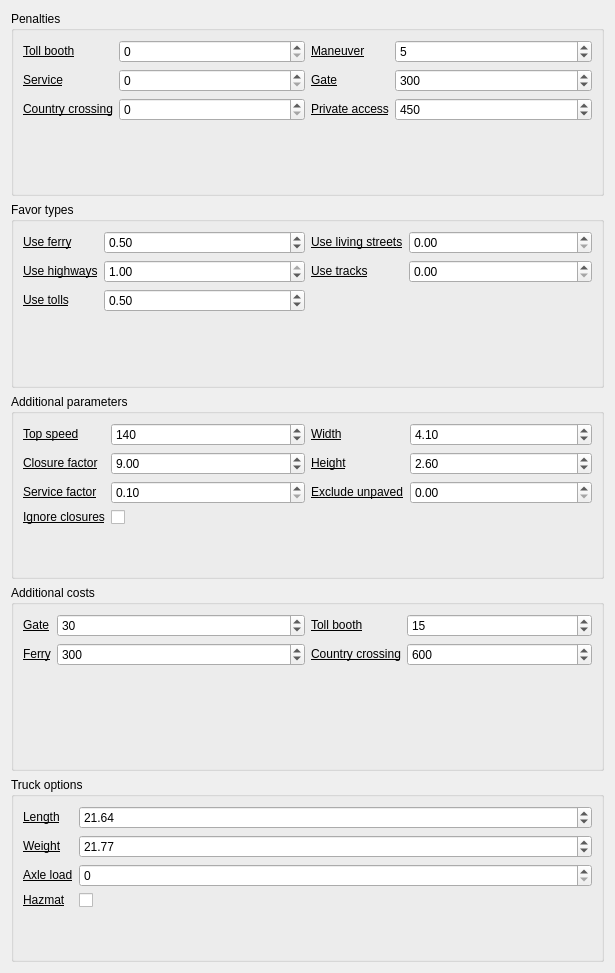
First picture: the form in valhalla/resources/ui/routing_settings_valhalla_truck_widget.ui, repository nilsnolde/valhalla-qgis-plugin, before the edit.
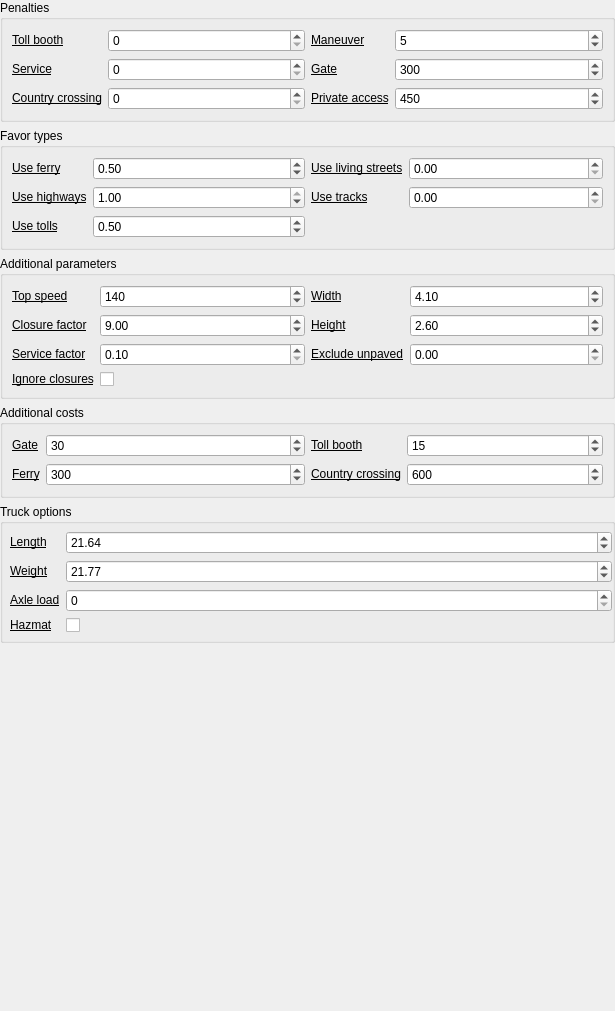
Second picture: the form after the edit. Custom widgets are drawn as their Qt base class.

```diff
--- a/valhalla/resources/ui/routing_settings_valhalla_truck_widget.ui
+++ b/valhalla/resources/ui/routing_settings_valhalla_truck_widget.ui
@@ -7,13 +7,25 @@
     <x>0</x>
     <y>0</y>
     <width>615</width>
-    <height>973</height>
+    <height>1011</height>
    </rect>
   </property>
   <property name="windowTitle">
    <string>Form</string>
   </property>
   <layout class="QVBoxLayout" name="verticalLayout">
+   <property name="leftMargin">
+    <number>0</number>
+   </property>
+   <property name="topMargin">
+    <number>0</number>
+   </property>
+   <property name="rightMargin">
+    <number>0</number>
+   </property>
+   <property name="bottomMargin">
+    <number>0</number>
+   </property>
    <item>
     <widget class="QgsCollapsibleGroupBox" name="penalties_box">
      <property name="toolTip">
@@ -34,7 +46,7 @@
            <string>&lt;html&gt;&lt;head/&gt;&lt;body&gt;&lt;p&gt;A penalty applied to the cost when a toll&lt;a href=&quot;http://wiki.openstreetmap.org/wiki/Tag:barrier%3Dtoll_booth&quot;&gt;&lt;span style=&quot; text-decoration: underline; color:#0068da;&quot;/&gt;&lt;/a&gt;booth is encountered.&lt;/p&gt;&lt;/body&gt;&lt;/html&gt;</string>
           </property>
           <property name="text">
-           <string>&lt;html&gt;&lt;head/&gt;&lt;body&gt;&lt;p&gt;&lt;a href=&quot;https://github.com/valhalla/valhalla/blob/master/docs/api/turn-by-turn/api-reference.md#automobile-and-bus-costing-options&quot;&gt;&lt;span style=&quot; text-decoration: underline; color:#000000;&quot;&gt;Toll booth&lt;/span&gt;&lt;/a&gt;&lt;/p&gt;&lt;/body&gt;&lt;/html&gt;</string>
+           <string>&lt;html&gt;&lt;head/&gt;&lt;body&gt;&lt;p&gt;&lt;a href=&quot;https://valhalla.github.io/valhalla/api/turn-by-turn/api-reference.md#automobile-and-bus-costing-options&quot;&gt;&lt;span style=&quot; text-decoration: underline; color:#000000;&quot;&gt;Toll booth&lt;/span&gt;&lt;/a&gt;&lt;/p&gt;&lt;/body&gt;&lt;/html&gt;</string>
           </property>
           <property name="openExternalLinks">
            <bool>true</bool>
@@ -71,7 +83,7 @@
            <string>&lt;html&gt;&lt;head/&gt;&lt;body&gt;&lt;p&gt;A penalty applied for transition to generic service road. &lt;/p&gt;&lt;/body&gt;&lt;/html&gt;</string>
           </property>
           <property name="text">
-           <string>&lt;html&gt;&lt;head/&gt;&lt;body&gt;&lt;p&gt;&lt;a href=&quot;https://github.com/valhalla/valhalla/blob/master/docs/api/turn-by-turn/api-reference.md#automobile-and-bus-costing-options&quot;&gt;&lt;span style=&quot; text-decoration: underline; color:#000000;&quot;&gt;Service&lt;/span&gt;&lt;/a&gt;&lt;/p&gt;&lt;/body&gt;&lt;/html&gt;</string>
+           <string>&lt;html&gt;&lt;head/&gt;&lt;body&gt;&lt;p&gt;&lt;a href=&quot;https://valhalla.github.io/valhalla/api/turn-by-turn/api-reference.md#automobile-and-bus-costing-options&quot;&gt;&lt;span style=&quot; text-decoration: underline; color:#000000;&quot;&gt;Service&lt;/span&gt;&lt;/a&gt;&lt;/p&gt;&lt;/body&gt;&lt;/html&gt;</string>
           </property>
           <property name="openExternalLinks">
            <bool>true</bool>
@@ -84,7 +96,7 @@
            <string>&lt;html&gt;&lt;head/&gt;&lt;body&gt;&lt;table border=&quot;0&quot; style=&quot; margin-top:0px; margin-bottom:0px; margin-left:0px; margin-right:0px;&quot; cellspacing=&quot;2&quot; cellpadding=&quot;0&quot;&gt;&lt;tr&gt;&lt;td/&gt;&lt;td&gt;&lt;p&gt;A penalty applied for a country crossing.&lt;/p&gt;&lt;/td&gt;&lt;/tr&gt;&lt;/table&gt;&lt;/body&gt;&lt;/html&gt;</string>
           </property>
           <property name="text">
-           <string>&lt;html&gt;&lt;head/&gt;&lt;body&gt;&lt;p&gt;&lt;a href=&quot;https://github.com/valhalla/valhalla/blob/master/docs/api/turn-by-turn/api-reference.md#automobile-and-bus-costing-options&quot;&gt;&lt;span style=&quot; text-decoration: underline; color:#000000;&quot;&gt;Country crossing&lt;/span&gt;&lt;/a&gt;&lt;/p&gt;&lt;/body&gt;&lt;/html&gt;</string>
+           <string>&lt;html&gt;&lt;head/&gt;&lt;body&gt;&lt;p&gt;&lt;a href=&quot;https://valhalla.github.io/valhalla/api/turn-by-turn/api-reference.md#automobile-and-bus-costing-options&quot;&gt;&lt;span style=&quot; text-decoration: underline; color:#000000;&quot;&gt;Country crossing&lt;/span&gt;&lt;/a&gt;&lt;/p&gt;&lt;/body&gt;&lt;/html&gt;</string>
           </property>
           <property name="openExternalLinks">
            <bool>true</bool>
@@ -101,7 +113,7 @@
            <string>&lt;html&gt;&lt;head/&gt;&lt;body&gt;&lt;p&gt;A penalty applied when transitioning between roads that do not have consistent naming–in other words, no road names in common.&lt;/p&gt;&lt;/body&gt;&lt;/html&gt;</string>
           </property>
           <property name="text">
-           <string>&lt;html&gt;&lt;head/&gt;&lt;body&gt;&lt;p&gt;&lt;a href=&quot;https://github.com/valhalla/valhalla/blob/master/docs/api/turn-by-turn/api-reference.md#automobile-and-bus-costing-options&quot;&gt;&lt;span style=&quot; text-decoration: underline; color:#000000;&quot;&gt;Maneuver&lt;/span&gt;&lt;/a&gt;&lt;/p&gt;&lt;/body&gt;&lt;/html&gt;</string>
+           <string>&lt;html&gt;&lt;head/&gt;&lt;body&gt;&lt;p&gt;&lt;a href=&quot;https://valhalla.github.io/valhalla/api/turn-by-turn/api-reference.md#automobile-and-bus-costing-options&quot;&gt;&lt;span style=&quot; text-decoration: underline; color:#000000;&quot;&gt;Maneuver&lt;/span&gt;&lt;/a&gt;&lt;/p&gt;&lt;/body&gt;&lt;/html&gt;</string>
           </property>
           <property name="openExternalLinks">
            <bool>true</bool>
@@ -134,7 +146,7 @@
            <string>&lt;html&gt;&lt;head/&gt;&lt;body&gt;&lt;p&gt;A penalty applied when a gate with no access information is on the road.&lt;/p&gt;&lt;/body&gt;&lt;/html&gt;</string>
           </property>
           <property name="text">
-           <string>&lt;html&gt;&lt;head/&gt;&lt;body&gt;&lt;p&gt;&lt;a href=&quot;https://github.com/valhalla/valhalla/blob/master/docs/api/turn-by-turn/api-reference.md#automobile-and-bus-costing-options&quot;&gt;&lt;span style=&quot; text-decoration: underline; color:#000000;&quot;&gt;Gate&lt;/span&gt;&lt;/a&gt;&lt;/p&gt;&lt;/body&gt;&lt;/html&gt;</string>
+           <string>&lt;html&gt;&lt;head/&gt;&lt;body&gt;&lt;p&gt;&lt;a href=&quot;https://valhalla.github.io/valhalla/api/turn-by-turn/api-reference.md#automobile-and-bus-costing-options&quot;&gt;&lt;span style=&quot; text-decoration: underline; color:#000000;&quot;&gt;Gate&lt;/span&gt;&lt;/a&gt;&lt;/p&gt;&lt;/body&gt;&lt;/html&gt;</string>
           </property>
           <property name="openExternalLinks">
            <bool>true</bool>
@@ -157,7 +169,7 @@
            <string>&lt;html&gt;&lt;head/&gt;&lt;body&gt;&lt;p&gt;A penalty applied when a gate or bollard with &lt;span style=&quot; font-family:'.SF NS Mono';&quot;&gt;access=private&lt;/span&gt; is encountered. &lt;/p&gt;&lt;/body&gt;&lt;/html&gt;</string>
           </property>
           <property name="text">
-           <string>&lt;html&gt;&lt;head/&gt;&lt;body&gt;&lt;p&gt;&lt;a href=&quot;https://github.com/valhalla/valhalla/blob/master/docs/api/turn-by-turn/api-reference.md#automobile-and-bus-costing-options&quot;&gt;&lt;span style=&quot; text-decoration: underline; color:#000000;&quot;&gt;Private access&lt;/span&gt;&lt;/a&gt;&lt;/p&gt;&lt;/body&gt;&lt;/html&gt;</string>
+           <string>&lt;html&gt;&lt;head/&gt;&lt;body&gt;&lt;p&gt;&lt;a href=&quot;https://valhalla.github.io/valhalla/api/turn-by-turn/api-reference.md#automobile-and-bus-costing-options&quot;&gt;&lt;span style=&quot; text-decoration: underline; color:#000000;&quot;&gt;Private access&lt;/span&gt;&lt;/a&gt;&lt;/p&gt;&lt;/body&gt;&lt;/html&gt;</string>
           </property>
           <property name="openExternalLinks">
            <bool>true</bool>
@@ -212,7 +224,7 @@
            <string>&lt;html&gt;&lt;head/&gt;&lt;body&gt;&lt;p&gt;This value indicates the willingness to take ferries.&lt;/p&gt;&lt;/body&gt;&lt;/html&gt;</string>
           </property>
           <property name="text">
-           <string>&lt;html&gt;&lt;head/&gt;&lt;body&gt;&lt;p&gt;&lt;a href=&quot;https://github.com/valhalla/valhalla/blob/master/docs/api/turn-by-turn/api-reference.md#automobile-and-bus-costing-options&quot;&gt;&lt;span style=&quot; text-decoration: underline; color:#000000;&quot;&gt;Use ferry&lt;/span&gt;&lt;/a&gt;&lt;/p&gt;&lt;/body&gt;&lt;/html&gt;</string>
+           <string>&lt;html&gt;&lt;head/&gt;&lt;body&gt;&lt;p&gt;&lt;a href=&quot;https://valhalla.github.io/valhalla/api/turn-by-turn/api-reference.md#automobile-and-bus-costing-options&quot;&gt;&lt;span style=&quot; text-decoration: underline; color:#000000;&quot;&gt;Use ferry&lt;/span&gt;&lt;/a&gt;&lt;/p&gt;&lt;/body&gt;&lt;/html&gt;</string>
           </property>
           <property name="openExternalLinks">
            <bool>true</bool>
@@ -225,7 +237,7 @@
            <string>&lt;html&gt;&lt;head/&gt;&lt;body&gt;&lt;p&gt;This value indicates the willingness to take highways.&lt;/p&gt;&lt;/body&gt;&lt;/html&gt;</string>
           </property>
           <property name="text">
-           <string>&lt;html&gt;&lt;head/&gt;&lt;body&gt;&lt;p&gt;&lt;a href=&quot;https://github.com/valhalla/valhalla/blob/master/docs/api/turn-by-turn/api-reference.md#automobile-and-bus-costing-options&quot;&gt;&lt;span style=&quot; text-decoration: underline; color:#000000;&quot;&gt;Use highways&lt;/span&gt;&lt;/a&gt;&lt;/p&gt;&lt;/body&gt;&lt;/html&gt;</string>
+           <string>&lt;html&gt;&lt;head/&gt;&lt;body&gt;&lt;p&gt;&lt;a href=&quot;https://valhalla.github.io/valhalla/api/turn-by-turn/api-reference.md#automobile-and-bus-costing-options&quot;&gt;&lt;span style=&quot; text-decoration: underline; color:#000000;&quot;&gt;Use highways&lt;/span&gt;&lt;/a&gt;&lt;/p&gt;&lt;/body&gt;&lt;/html&gt;</string>
           </property>
           <property name="openExternalLinks">
            <bool>true</bool>
@@ -251,7 +263,7 @@
            <string>&lt;html&gt;&lt;head/&gt;&lt;body&gt;&lt;p&gt;This value indicates the willingness to take roads with tolls.&lt;/p&gt;&lt;/body&gt;&lt;/html&gt;</string>
           </property>
           <property name="text">
-           <string>&lt;html&gt;&lt;head/&gt;&lt;body&gt;&lt;p&gt;&lt;a href=&quot;https://github.com/valhalla/valhalla/blob/master/docs/api/turn-by-turn/api-reference.md#automobile-and-bus-costing-options&quot;&gt;&lt;span style=&quot; text-decoration: underline; color:#000000;&quot;&gt;Use tolls&lt;/span&gt;&lt;/a&gt;&lt;/p&gt;&lt;/body&gt;&lt;/html&gt;</string>
+           <string>&lt;html&gt;&lt;head/&gt;&lt;body&gt;&lt;p&gt;&lt;a href=&quot;https://valhalla.github.io/valhalla/api/turn-by-turn/api-reference.md#automobile-and-bus-costing-options&quot;&gt;&lt;span style=&quot; text-decoration: underline; color:#000000;&quot;&gt;Use tolls&lt;/span&gt;&lt;/a&gt;&lt;/p&gt;&lt;/body&gt;&lt;/html&gt;</string>
           </property>
           <property name="openExternalLinks">
            <bool>true</bool>
@@ -268,7 +280,7 @@
            <string>&lt;html&gt;&lt;head/&gt;&lt;body&gt;&lt;p&gt;This value indicates the willingness to take living streets.&lt;/p&gt;&lt;/body&gt;&lt;/html&gt;</string>
           </property>
           <property name="text">
-           <string>&lt;html&gt;&lt;head/&gt;&lt;body&gt;&lt;p&gt;&lt;a href=&quot;https://github.com/valhalla/valhalla/blob/master/docs/api/turn-by-turn/api-reference.md#automobile-and-bus-costing-options&quot;&gt;&lt;span style=&quot; text-decoration: underline; color:#000000;&quot;&gt;Use living streets&lt;/span&gt;&lt;/a&gt;&lt;/p&gt;&lt;/body&gt;&lt;/html&gt;</string>
+           <string>&lt;html&gt;&lt;head/&gt;&lt;body&gt;&lt;p&gt;&lt;a href=&quot;https://valhalla.github.io/valhalla/api/turn-by-turn/api-reference.md#automobile-and-bus-costing-options&quot;&gt;&lt;span style=&quot; text-decoration: underline; color:#000000;&quot;&gt;Use living streets&lt;/span&gt;&lt;/a&gt;&lt;/p&gt;&lt;/body&gt;&lt;/html&gt;</string>
           </property>
           <property name="openExternalLinks">
            <bool>true</bool>
@@ -281,7 +293,7 @@
            <string>&lt;html&gt;&lt;head/&gt;&lt;body&gt;&lt;p&gt;This value indicates the willingness to take track roads.&lt;/p&gt;&lt;/body&gt;&lt;/html&gt;</string>
           </property>
           <property name="text">
-           <string>&lt;html&gt;&lt;head/&gt;&lt;body&gt;&lt;p&gt;&lt;a href=&quot;https://github.com/valhalla/valhalla/blob/master/docs/api/turn-by-turn/api-reference.md#automobile-and-bus-costing-options&quot;&gt;&lt;span style=&quot; text-decoration: underline; color:#000000;&quot;&gt;Use tracks&lt;/span&gt;&lt;/a&gt;&lt;/p&gt;&lt;/body&gt;&lt;/html&gt;</string>
+           <string>&lt;html&gt;&lt;head/&gt;&lt;body&gt;&lt;p&gt;&lt;a href=&quot;https://valhalla.github.io/valhalla/api/turn-by-turn/api-reference.md#automobile-and-bus-costing-options&quot;&gt;&lt;span style=&quot; text-decoration: underline; color:#000000;&quot;&gt;Use tracks&lt;/span&gt;&lt;/a&gt;&lt;/p&gt;&lt;/body&gt;&lt;/html&gt;</string>
           </property>
           <property name="openExternalLinks">
            <bool>true</bool>
@@ -330,7 +342,7 @@
            <string>&lt;html&gt;&lt;head/&gt;&lt;body&gt;&lt;p&gt;Top speed the vehicle can go. Also used to avoid roads with higher speeds than this value. &lt;span style=&quot; font-family:'.SF NS Mono';&quot;&gt;top_speed&lt;/span&gt; must be between 10 and 252 KPH.&lt;/p&gt;&lt;/body&gt;&lt;/html&gt;</string>
           </property>
           <property name="text">
-           <string>&lt;html&gt;&lt;head/&gt;&lt;body&gt;&lt;p&gt;&lt;a href=&quot;https://github.com/valhalla/valhalla/blob/master/docs/api/turn-by-turn/api-reference.md#automobile-and-bus-costing-options&quot;&gt;&lt;span style=&quot; text-decoration: underline; color:#000000;&quot;&gt;Top speed&lt;/span&gt;&lt;/a&gt;&lt;/p&gt;&lt;/body&gt;&lt;/html&gt;</string>
+           <string>&lt;html&gt;&lt;head/&gt;&lt;body&gt;&lt;p&gt;&lt;a href=&quot;https://valhalla.github.io/valhalla/api/turn-by-turn/api-reference.md#automobile-and-bus-costing-options&quot;&gt;&lt;span style=&quot; text-decoration: underline; color:#000000;&quot;&gt;Top speed&lt;/span&gt;&lt;/a&gt;&lt;/p&gt;&lt;/body&gt;&lt;/html&gt;</string>
           </property>
           <property name="openExternalLinks">
            <bool>true</bool>
@@ -343,7 +355,7 @@
            <string>&lt;html&gt;&lt;head/&gt;&lt;body&gt;&lt;p&gt;A factor that penalizes the cost when traversing a closed edge. Its value can range from &lt;span style=&quot; font-family:'.SF NS Mono';&quot;&gt;1.0&lt;/span&gt; - don't penalize closed edges, to &lt;span style=&quot; font-family:'.SF NS Mono';&quot;&gt;10.0&lt;/span&gt; - apply high cost penalty to closed edges.&lt;/p&gt;&lt;/body&gt;&lt;/html&gt;</string>
           </property>
           <property name="text">
-           <string>&lt;html&gt;&lt;head/&gt;&lt;body&gt;&lt;p&gt;&lt;a href=&quot;https://github.com/valhalla/valhalla/blob/master/docs/api/turn-by-turn/api-reference.md#automobile-and-bus-costing-options&quot;&gt;&lt;span style=&quot; text-decoration: underline; color:#000000;&quot;&gt;Closure factor&lt;/span&gt;&lt;/a&gt;&lt;/p&gt;&lt;/body&gt;&lt;/html&gt;</string>
+           <string>&lt;html&gt;&lt;head/&gt;&lt;body&gt;&lt;p&gt;&lt;a href=&quot;https://valhalla.github.io/valhalla/api/turn-by-turn/api-reference.md#automobile-and-bus-costing-options&quot;&gt;&lt;span style=&quot; text-decoration: underline; color:#000000;&quot;&gt;Closure factor&lt;/span&gt;&lt;/a&gt;&lt;/p&gt;&lt;/body&gt;&lt;/html&gt;</string>
           </property>
           <property name="openExternalLinks">
            <bool>true</bool>
@@ -369,7 +381,7 @@
            <string>&lt;html&gt;&lt;head/&gt;&lt;body&gt;&lt;p&gt;If set to &lt;span style=&quot; font-family:'.SF NS Mono';&quot;&gt;true&lt;/span&gt;, ignores all closures, marked due to live traffic closures, during routing. &lt;/p&gt;&lt;/body&gt;&lt;/html&gt;</string>
           </property>
           <property name="text">
-           <string>&lt;html&gt;&lt;head/&gt;&lt;body&gt;&lt;p&gt;&lt;a href=&quot;https://github.com/valhalla/valhalla/blob/master/docs/api/turn-by-turn/api-reference.md#automobile-and-bus-costing-options&quot;&gt;&lt;span style=&quot; text-decoration: underline; color:#000000;&quot;&gt;Ignore closures&lt;/span&gt;&lt;/a&gt;&lt;/p&gt;&lt;/body&gt;&lt;/html&gt;</string>
+           <string>&lt;html&gt;&lt;head/&gt;&lt;body&gt;&lt;p&gt;&lt;a href=&quot;https://valhalla.github.io/valhalla/api/turn-by-turn/api-reference.md#automobile-and-bus-costing-options&quot;&gt;&lt;span style=&quot; text-decoration: underline; color:#000000;&quot;&gt;Ignore closures&lt;/span&gt;&lt;/a&gt;&lt;/p&gt;&lt;/body&gt;&lt;/html&gt;</string>
           </property>
           <property name="openExternalLinks">
            <bool>true</bool>
@@ -382,7 +394,7 @@
            <string>&lt;html&gt;&lt;head/&gt;&lt;body&gt;&lt;p&gt;A factor that modifies (multiplies) the cost when generic service roads are encountered.&lt;/p&gt;&lt;/body&gt;&lt;/html&gt;</string>
           </property>
           <property name="text">
-           <string>&lt;html&gt;&lt;head/&gt;&lt;body&gt;&lt;p&gt;&lt;a href=&quot;https://github.com/valhalla/valhalla/blob/master/docs/api/turn-by-turn/api-reference.md#automobile-and-bus-costing-options&quot;&gt;&lt;span style=&quot; text-decoration: underline; color:#000000;&quot;&gt;Service factor&lt;/span&gt;&lt;/a&gt;&lt;/p&gt;&lt;/body&gt;&lt;/html&gt;</string>
+           <string>&lt;html&gt;&lt;head/&gt;&lt;body&gt;&lt;p&gt;&lt;a href=&quot;https://valhalla.github.io/valhalla/api/turn-by-turn/api-reference.md#automobile-and-bus-costing-options&quot;&gt;&lt;span style=&quot; text-decoration: underline; color:#000000;&quot;&gt;Service factor&lt;/span&gt;&lt;/a&gt;&lt;/p&gt;&lt;/body&gt;&lt;/html&gt;</string>
           </property>
           <property name="openExternalLinks">
            <bool>true</bool>
@@ -435,7 +447,7 @@
            <string>&lt;html&gt;&lt;head/&gt;&lt;body&gt;&lt;p&gt;The width of the vehicle (in meters).&lt;/p&gt;&lt;/body&gt;&lt;/html&gt;</string>
           </property>
           <property name="text">
-           <string>&lt;html&gt;&lt;head/&gt;&lt;body&gt;&lt;p&gt;&lt;a href=&quot;https://github.com/valhalla/valhalla/blob/master/docs/api/turn-by-turn/api-reference.md#other-costing-options&quot;&gt;&lt;span style=&quot; text-decoration: underline; color:#000000;&quot;&gt;Width&lt;/span&gt;&lt;/a&gt;&lt;/p&gt;&lt;/body&gt;&lt;/html&gt;</string>
+           <string>&lt;html&gt;&lt;head/&gt;&lt;body&gt;&lt;p&gt;&lt;a href=&quot;https://valhalla.github.io/valhalla/api/turn-by-turn/api-reference.md#other-costing-options&quot;&gt;&lt;span style=&quot; text-decoration: underline; color:#000000;&quot;&gt;Width&lt;/span&gt;&lt;/a&gt;&lt;/p&gt;&lt;/body&gt;&lt;/html&gt;</string>
           </property>
           <property name="openExternalLinks">
            <bool>true</bool>
@@ -448,7 +460,7 @@
            <string>&lt;html&gt;&lt;head/&gt;&lt;body&gt;&lt;p&gt;The height of the vehicle (in meters).&lt;/p&gt;&lt;/body&gt;&lt;/html&gt;</string>
           </property>
           <property name="text">
-           <string>&lt;html&gt;&lt;head/&gt;&lt;body&gt;&lt;p&gt;&lt;a href=&quot;https://github.com/valhalla/valhalla/blob/master/docs/api/turn-by-turn/api-reference.md#other-costing-options&quot;&gt;&lt;span style=&quot; text-decoration: underline; color:#000000;&quot;&gt;Height&lt;/span&gt;&lt;/a&gt;&lt;/p&gt;&lt;/body&gt;&lt;/html&gt;</string>
+           <string>&lt;html&gt;&lt;head/&gt;&lt;body&gt;&lt;p&gt;&lt;a href=&quot;https://valhalla.github.io/valhalla/api/turn-by-turn/api-reference.md#other-costing-options&quot;&gt;&lt;span style=&quot; text-decoration: underline; color:#000000;&quot;&gt;Height&lt;/span&gt;&lt;/a&gt;&lt;/p&gt;&lt;/body&gt;&lt;/html&gt;</string>
           </property>
           <property name="openExternalLinks">
            <bool>true</bool>
@@ -461,7 +473,7 @@
            <string>&lt;html&gt;&lt;head/&gt;&lt;body&gt;&lt;p&gt;This value indicates the whether or not the path may include unpaved roads. If set to 1 it is allowed to start and end with unpaved roads, but is not allowed to have them in the middle of the route path, otherwise they are allowed.&lt;/p&gt;&lt;/body&gt;&lt;/html&gt;</string>
           </property>
           <property name="text">
-           <string>&lt;html&gt;&lt;head/&gt;&lt;body&gt;&lt;p&gt;&lt;a href=&quot;https://github.com/valhalla/valhalla/blob/master/docs/api/turn-by-turn/api-reference.md#other-costing-options&quot;&gt;&lt;span style=&quot; text-decoration: underline; color:#000000;&quot;&gt;Exclude unpaved&lt;/span&gt;&lt;/a&gt;&lt;/p&gt;&lt;/body&gt;&lt;/html&gt;</string>
+           <string>&lt;html&gt;&lt;head/&gt;&lt;body&gt;&lt;p&gt;&lt;a href=&quot;https://valhalla.github.io/valhalla/api/turn-by-turn/api-reference.md#other-costing-options&quot;&gt;&lt;span style=&quot; text-decoration: underline; color:#000000;&quot;&gt;Exclude unpaved&lt;/span&gt;&lt;/a&gt;&lt;/p&gt;&lt;/body&gt;&lt;/html&gt;</string>
           </property>
           <property name="openExternalLinks">
            <bool>true</bool>
@@ -541,7 +553,7 @@
            <string>&lt;html&gt;&lt;head/&gt;&lt;body&gt;&lt;p&gt;A cost applied when a gate with undefined or private access is encountered.&lt;/p&gt;&lt;/body&gt;&lt;/html&gt;</string>
           </property>
           <property name="text">
-           <string>&lt;html&gt;&lt;head/&gt;&lt;body&gt;&lt;p&gt;&lt;a href=&quot;https://github.com/valhalla/valhalla/blob/master/docs/api/turn-by-turn/api-reference.md#automobile-and-bus-costing-options&quot;&gt;&lt;span style=&quot; color:#000000;&quot;&gt;Gate&lt;/span&gt;&lt;/a&gt;&lt;/p&gt;&lt;/body&gt;&lt;/html&gt;</string>
+           <string>&lt;html&gt;&lt;head/&gt;&lt;body&gt;&lt;p&gt;&lt;a href=&quot;https://valhalla.github.io/valhalla/api/turn-by-turn/api-reference.md#automobile-and-bus-costing-options&quot;&gt;&lt;span style=&quot; color:#000000;&quot;&gt;Gate&lt;/span&gt;&lt;/a&gt;&lt;/p&gt;&lt;/body&gt;&lt;/html&gt;</string>
           </property>
          </widget>
         </item>
@@ -561,7 +573,7 @@
            <string>&lt;html&gt;&lt;head/&gt;&lt;body&gt;&lt;p&gt;A cost applied when entering a ferry.&lt;/p&gt;&lt;/body&gt;&lt;/html&gt;</string>
           </property>
           <property name="text">
-           <string>&lt;html&gt;&lt;head/&gt;&lt;body&gt;&lt;p&gt;&lt;a href=&quot;https://github.com/valhalla/valhalla/blob/master/docs/api/turn-by-turn/api-reference.md#automobile-and-bus-costing-options&quot;&gt;&lt;span style=&quot; text-decoration: underline; color:#000000;&quot;&gt;Ferry&lt;/span&gt;&lt;/a&gt;&lt;/p&gt;&lt;/body&gt;&lt;/html&gt;</string>
+           <string>&lt;html&gt;&lt;head/&gt;&lt;body&gt;&lt;p&gt;&lt;a href=&quot;https://valhalla.github.io/valhalla/api/turn-by-turn/api-reference.md#automobile-and-bus-costing-options&quot;&gt;&lt;span style=&quot; text-decoration: underline; color:#000000;&quot;&gt;Ferry&lt;/span&gt;&lt;/a&gt;&lt;/p&gt;&lt;/body&gt;&lt;/html&gt;</string>
           </property>
          </widget>
         </item>
@@ -595,7 +607,7 @@
            <string>&lt;html&gt;&lt;head/&gt;&lt;body&gt;&lt;p&gt;A cost applied when encountering an international border.&lt;/p&gt;&lt;/body&gt;&lt;/html&gt;</string>
           </property>
           <property name="text">
-           <string>&lt;html&gt;&lt;head/&gt;&lt;body&gt;&lt;p&gt;&lt;a href=&quot;https://github.com/valhalla/valhalla/blob/master/docs/api/turn-by-turn/api-reference.md#automobile-and-bus-costing-options&quot;&gt;&lt;span style=&quot; color:#000000;&quot;&gt;Country crossing&lt;/span&gt;&lt;/a&gt;&lt;/p&gt;&lt;/body&gt;&lt;/html&gt;</string>
+           <string>&lt;html&gt;&lt;head/&gt;&lt;body&gt;&lt;p&gt;&lt;a href=&quot;https://valhalla.github.io/valhalla/api/turn-by-turn/api-reference.md#automobile-and-bus-costing-options&quot;&gt;&lt;span style=&quot; color:#000000;&quot;&gt;Country crossing&lt;/span&gt;&lt;/a&gt;&lt;/p&gt;&lt;/body&gt;&lt;/html&gt;</string>
           </property>
           <property name="openExternalLinks">
            <bool>true</bool>
@@ -618,7 +630,7 @@
            <string>&lt;html&gt;&lt;head/&gt;&lt;body&gt;&lt;p&gt;A cost applied when a &lt;a href=&quot;http://wiki.openstreetmap.org/wiki/Tag:barrier%3Dtoll_booth&quot;&gt;&lt;span style=&quot; text-decoration: underline; color:#0068da;&quot;&gt;toll booth&lt;/span&gt;&lt;/a&gt; is encountered.&lt;/p&gt;&lt;/body&gt;&lt;/html&gt;</string>
           </property>
           <property name="text">
-           <string>&lt;html&gt;&lt;head/&gt;&lt;body&gt;&lt;p&gt;&lt;a href=&quot;https://github.com/valhalla/valhalla/blob/master/docs/api/turn-by-turn/api-reference.md#automobile-and-bus-costing-options&quot;&gt;&lt;span style=&quot; text-decoration: underline; color:#000000;&quot;&gt;Toll booth&lt;/span&gt;&lt;/a&gt;&lt;/p&gt;&lt;/body&gt;&lt;/html&gt;</string>
+           <string>&lt;html&gt;&lt;head/&gt;&lt;body&gt;&lt;p&gt;&lt;a href=&quot;https://valhalla.github.io/valhalla/api/turn-by-turn/api-reference.md#automobile-and-bus-costing-options&quot;&gt;&lt;span style=&quot; text-decoration: underline; color:#000000;&quot;&gt;Toll booth&lt;/span&gt;&lt;/a&gt;&lt;/p&gt;&lt;/body&gt;&lt;/html&gt;</string>
           </property>
           <property name="openExternalLinks">
            <bool>true</bool>
@@ -636,13 +648,25 @@
       <string>Truck options</string>
      </property>
      <layout class="QFormLayout" name="formLayout_4">
+      <property name="leftMargin">
+       <number>7</number>
+      </property>
+      <property name="topMargin">
+       <number>7</number>
+      </property>
+      <property name="rightMargin">
+       <number>0</number>
+      </property>
+      <property name="bottomMargin">
+       <number>7</number>
+      </property>
       <item row="0" column="0">
        <widget class="QLabel" name="length_label">
         <property name="toolTip">
          <string>&lt;html&gt;&lt;head/&gt;&lt;body&gt;&lt;p&gt;The length of the truck (in meters).&lt;/p&gt;&lt;/body&gt;&lt;/html&gt;</string>
         </property>
         <property name="text">
-         <string>&lt;html&gt;&lt;head/&gt;&lt;body&gt;&lt;p&gt;&lt;a href=&quot;https://github.com/valhalla/valhalla/blob/master/docs/api/turn-by-turn/api-reference.md#other-costing-options&quot;&gt;&lt;span style=&quot; text-decoration: underline; color:#000000;&quot;&gt;Length&lt;/span&gt;&lt;/a&gt;&lt;/p&gt;&lt;/body&gt;&lt;/html&gt;</string>
+         <string>&lt;html&gt;&lt;head/&gt;&lt;body&gt;&lt;p&gt;&lt;a href=&quot;https://valhalla.github.io/valhalla/api/turn-by-turn/api-reference.md#other-costing-options&quot;&gt;&lt;span style=&quot; text-decoration: underline; color:#000000;&quot;&gt;Length&lt;/span&gt;&lt;/a&gt;&lt;/p&gt;&lt;/body&gt;&lt;/html&gt;</string>
         </property>
        </widget>
       </item>
@@ -652,7 +676,7 @@
          <string>&lt;html&gt;&lt;head/&gt;&lt;body&gt;&lt;p&gt;The weight of the truck (in metric tons).&lt;/p&gt;&lt;/body&gt;&lt;/html&gt;</string>
         </property>
         <property name="text">
-         <string>&lt;html&gt;&lt;head/&gt;&lt;body&gt;&lt;p&gt;&lt;a href=&quot;https://github.com/valhalla/valhalla/blob/master/docs/api/turn-by-turn/api-reference.md#other-costing-options&quot;&gt;&lt;span style=&quot; text-decoration: underline; color:#000000;&quot;&gt;Weight&lt;/span&gt;&lt;/a&gt;&lt;/p&gt;&lt;/body&gt;&lt;/html&gt;</string>
+         <string>&lt;html&gt;&lt;head/&gt;&lt;body&gt;&lt;p&gt;&lt;a href=&quot;https://valhalla.github.io/valhalla/api/turn-by-turn/api-reference.md#other-costing-options&quot;&gt;&lt;span style=&quot; text-decoration: underline; color:#000000;&quot;&gt;Weight&lt;/span&gt;&lt;/a&gt;&lt;/p&gt;&lt;/body&gt;&lt;/html&gt;</string>
         </property>
        </widget>
       </item>
@@ -662,7 +686,7 @@
          <string>&lt;html&gt;&lt;head/&gt;&lt;body&gt;&lt;p&gt;The axle load of the truck (in metric tons).&lt;/p&gt;&lt;/body&gt;&lt;/html&gt;</string>
         </property>
         <property name="text">
-         <string>&lt;html&gt;&lt;head/&gt;&lt;body&gt;&lt;p&gt;&lt;a href=&quot;https://github.com/valhalla/valhalla/blob/master/docs/api/turn-by-turn/api-reference.md#other-costing-options&quot;&gt;&lt;span style=&quot; text-decoration: underline; color:#000000;&quot;&gt;Axle load&lt;/span&gt;&lt;/a&gt;&lt;/p&gt;&lt;/body&gt;&lt;/html&gt;</string>
+         <string>&lt;html&gt;&lt;head/&gt;&lt;body&gt;&lt;p&gt;&lt;a href=&quot;https://valhalla.github.io/valhalla/api/turn-by-turn/api-reference.md#other-costing-options&quot;&gt;&lt;span style=&quot; text-decoration: underline; color:#000000;&quot;&gt;Axle load&lt;/span&gt;&lt;/a&gt;&lt;/p&gt;&lt;/body&gt;&lt;/html&gt;</string>
         </property>
        </widget>
       </item>
@@ -679,7 +703,7 @@
          <string>&lt;html&gt;&lt;head/&gt;&lt;body&gt;&lt;p&gt;A value indicating if the truck is carrying hazardous materials.&lt;/p&gt;&lt;/body&gt;&lt;/html&gt;</string>
         </property>
         <property name="text">
-         <string>&lt;html&gt;&lt;head/&gt;&lt;body&gt;&lt;p&gt;&lt;a href=&quot;https://github.com/valhalla/valhalla/blob/master/docs/api/turn-by-turn/api-reference.md#other-costing-options&quot;&gt;&lt;span style=&quot; text-decoration: underline; color:#000000;&quot;&gt;Hazmat&lt;/span&gt;&lt;/a&gt;&lt;/p&gt;&lt;/body&gt;&lt;/html&gt;</string>
+         <string>&lt;html&gt;&lt;head/&gt;&lt;body&gt;&lt;p&gt;&lt;a href=&quot;https://valhalla.github.io/valhalla/api/turn-by-turn/api-reference.md#other-costing-options&quot;&gt;&lt;span style=&quot; text-decoration: underline; color:#000000;&quot;&gt;Hazmat&lt;/span&gt;&lt;/a&gt;&lt;/p&gt;&lt;/body&gt;&lt;/html&gt;</string>
         </property>
        </widget>
       </item>
@@ -732,7 +756,17 @@
     </widget>
    </item>
    <item>
-    <layout class="QVBoxLayout" name="verticalLayout_2"/>
+    <spacer name="verticalSpacer">
+     <property name="orientation">
+      <enum>Qt::Vertical</enum>
+     </property>
+     <property name="sizeHint" stdset="0">
+      <size>
+       <width>20</width>
+       <height>40</height>
+      </size>
+     </property>
+    </spacer>
    </item>
   </layout>
  </widget>
```
Left out of the diff: 13 changed lines with no effect on the pictures.
